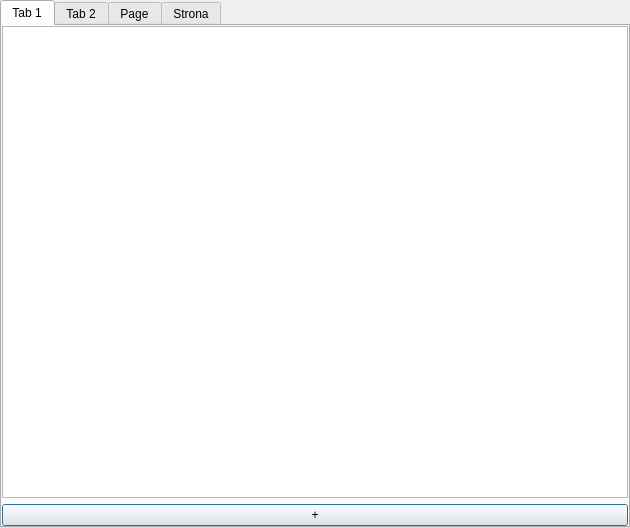
Above: maintasks.ui from xEska1337/To-Do-List before the change. Below: the same form after it.
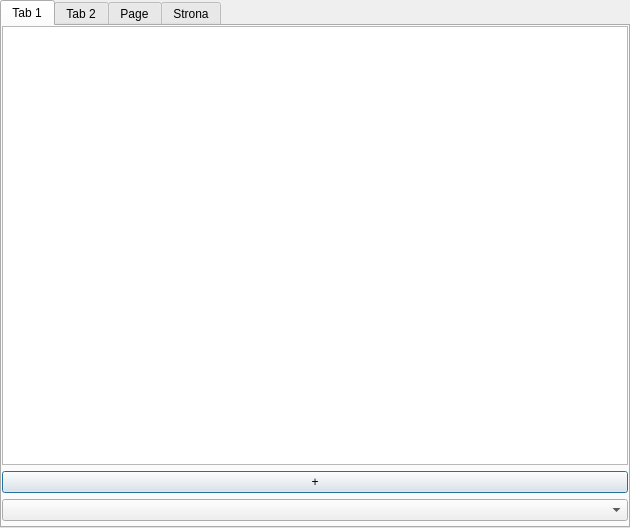
That is the form after the change.

Commit message: task sorting

Diff of the .ui file:
```diff
--- a/maintasks.ui
+++ b/maintasks.ui
@@ -65,7 +65,7 @@
             <number>0</number>
            </property>
            <property name="bottomMargin">
-            <number>0</number>
+            <number>5</number>
            </property>
            <item row="0" column="0">
             <widget class="QListWidget" name="taskListDisplay">
@@ -81,6 +81,9 @@
              </property>
             </widget>
            </item>
+           <item row="2" column="0">
+            <widget class="QComboBox" name="sortTasksComboBox"/>
+           </item>
           </layout>
          </widget>
          <widget class="QWidget" name="addTaskPage">
```
The commit also changes 6 other files.
